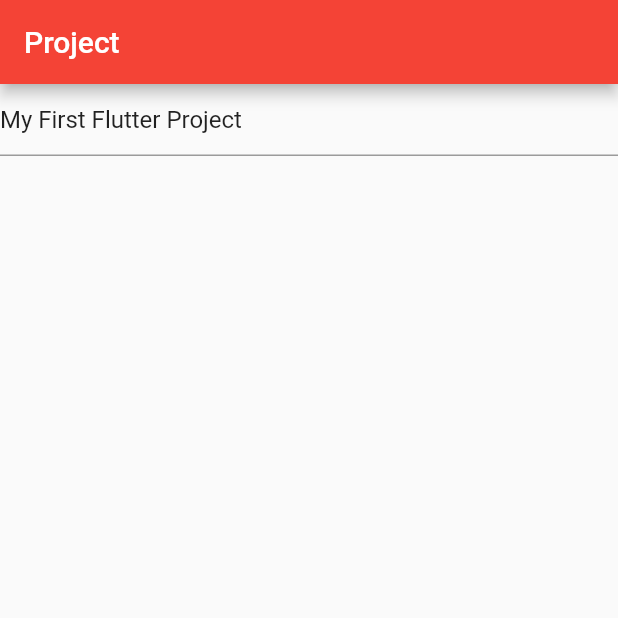
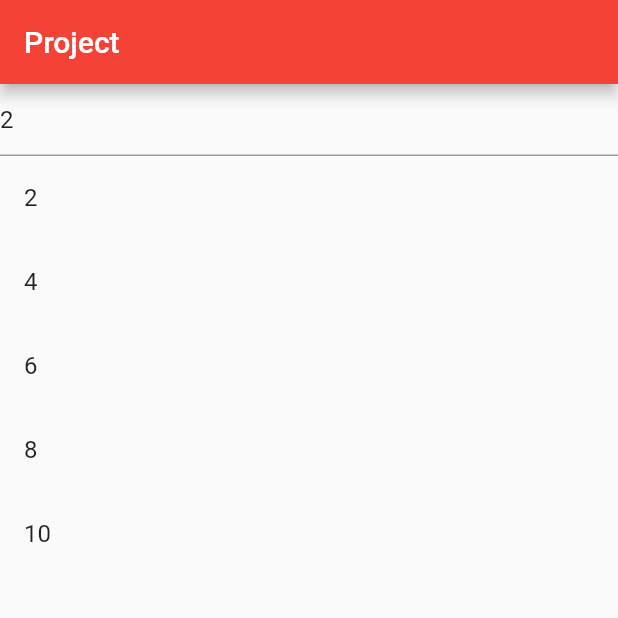
Before and after one commit to paradigm-lab/FlutterApps, a Flutter app: the screen it shows after launch, on a phone screen of 412 x 824 dp, the top half of it. Run offline on Flutter 3.47's test engine with Material 2 defaults, Android fonts, the phone set to English and light mode, and no system bars; our stand-ins replace toast.

Commit message:
Changing the text for the controller to an integer value and adding the SizedBox and within the SizedBox takes a ListView

```diff
--- a/lib/my_project.dart
+++ b/lib/my_project.dart
@@ -17,7 +17,7 @@ class _MyHomeAppState extends State<MyHomeApp> {
   void initState() {
     super.initState();
     _textController = TextEditingController();
-    _textController.text = "My First Flutter Project";
+    _textController.text = "2";
   }
 
   @override
@@ -40,6 +40,17 @@ class _MyHomeAppState extends State<MyHomeApp> {
             TextField(
               controller: _textController,
             ),
+
+            // SizedBox is used to specify the width and height of every widget
+            SizedBox(
+              height: 300.0,
+             child: ListView.builder(
+                itemCount: 10,
+                itemBuilder: (BuildContext context, int index) => ListTile(
+                    title: Text("${(index + 1) * int.parse(_textController.text)}"),
+                ),
+              ),
+            ),
           ],
         ),
       ),
```
